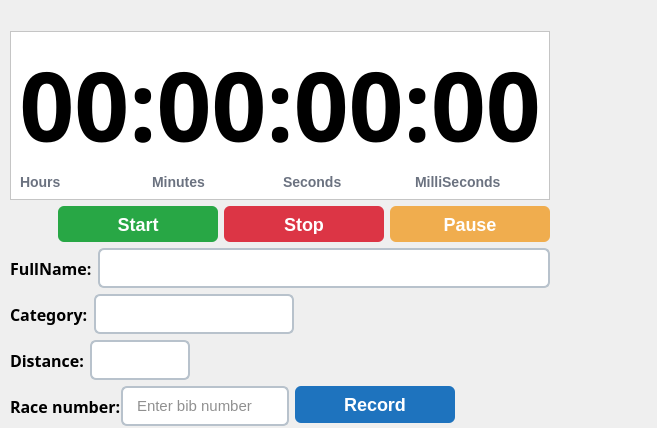
Old version of the form features/raceTimerFrontPage/raceTimerUi.ui in the repository MorlyBoyylanan/Fun_Run_Core_Application.
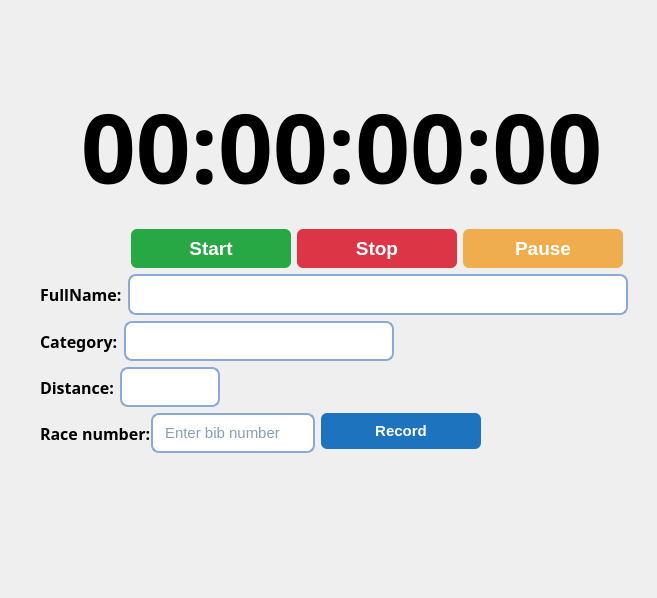
New version of the form.

What changed in the file:
```diff
--- a/features/raceTimerFrontPage/raceTimerUi.ui
+++ b/features/raceTimerFrontPage/raceTimerUi.ui
@@ -7,7 +7,7 @@
     <x>0</x>
     <y>0</y>
     <width>657</width>
-    <height>428</height>
+    <height>598</height>
    </rect>
   </property>
   <property name="font">
@@ -25,238 +25,32 @@
     border: 2px solid #B8C2CC;
     border-radius: 6px;
     padding: 8px 12px;
-    font-size: 15px;
 }
 
 QLineEdit:focus {
     border: 2px solid #1E73BE;
 }</string>
   </property>
-  <widget class="QWidget" name="">
+  <widget class="QWidget" name="layoutWidget">
    <property name="geometry">
     <rect>
-     <x>10</x>
-     <y>31</y>
-     <width>540</width>
-     <height>395</height>
+     <x>30</x>
+     <y>20</y>
+     <width>613</width>
+     <height>433</height>
     </rect>
    </property>
-   <layout class="QVBoxLayout" name="verticalLayout_2">
-    <item>
-     <widget class="QFrame" name="timerFrame">
-      <property name="sizePolicy">
-       <sizepolicy hsizetype="Minimum" vsizetype="Minimum">
-        <horstretch>0</horstretch>
-        <verstretch>0</verstretch>
-       </sizepolicy>
-      </property>
-      <property name="minimumSize">
-       <size>
-        <width>500</width>
-        <height>50</height>
-       </size>
-      </property>
-      <property name="styleSheet">
-       <string notr="true">background-color: rgb(255, 255, 255)</string>
-      </property>
-      <property name="frameShape">
-       <enum>QFrame::StyledPanel</enum>
-      </property>
-      <property name="frameShadow">
-       <enum>QFrame::Raised</enum>
-      </property>
-      <layout class="QVBoxLayout" name="verticalLayout">
-       <item>
-        <widget class="QLabel" name="timerLabel">
-         <property name="sizePolicy">
-          <sizepolicy hsizetype="Minimum" vsizetype="Minimum">
-           <horstretch>0</horstretch>
-           <verstretch>0</verstretch>
-          </sizepolicy>
-         </property>
-         <property name="minimumSize">
-          <size>
-           <width>518</width>
-           <height>107</height>
-          </size>
-         </property>
-         <property name="font">
-          <font>
-           <family>Arial Black</family>
-           <pointsize>72</pointsize>
-           <weight>75</weight>
-           <bold>true</bold>
-          </font>
-         </property>
-         <property name="styleSheet">
-          <string notr="true"/>
-         </property>
-         <property name="text">
-          <string>00:00:00:00</string>
-         </property>
-         <property name="alignment">
-          <set>Qt::AlignCenter</set>
-         </property>
-        </widget>
-       </item>
-       <item>
-        <layout class="QHBoxLayout" name="horizontalLayout_4">
-         <item>
-          <widget class="QLabel" name="label_2">
-           <property name="styleSheet">
-            <string notr="true">color: #6B7280;
-font-family: Arial;
-font-size: 14px;
-font-weight: bold;
-background-color: transparent;</string>
-           </property>
-           <property name="text">
-            <string>Hours</string>
-           </property>
-          </widget>
-         </item>
-         <item>
-          <widget class="QLabel" name="label_3">
-           <property name="styleSheet">
-            <string notr="true">color: #6B7280;
-font-family: Arial;
-font-size: 14px;
-font-weight: bold;
-background-color: transparent;</string>
-           </property>
-           <property name="text">
-            <string>Minutes</string>
-           </property>
-          </widget>
-         </item>
-         <item>
-          <widget class="QLabel" name="label_4">
-           <property name="styleSheet">
-            <string notr="true">color: #6B7280;
-font-family: Arial;
-font-size: 14px;
-font-weight: bold;
-background-color: transparent;</string>
-           </property>
-           <property name="text">
-            <string>Seconds</string>
-           </property>
-          </widget>
-         </item>
-         <item>
-          <widget class="QLabel" name="label_5">
-           <property name="styleSheet">
-            <string notr="true">color: #6B7280;
-font-family: Arial;
-font-size: 14px;
-font-weight: bold;
-background-color: transparent;</string>
-           </property>
-           <property name="text">
-            <string>MilliSeconds</string>
-           </property>
-          </widget>
-         </item>
-        </layout>
-       </item>
-      </layout>
-     </widget>
-    </item>
-    <item>
-     <layout class="QHBoxLayout" name="horizontalLayout">
-      <item>
-       <spacer name="horizontalSpacer">
-        <property name="orientation">
-         <enum>Qt::Horizontal</enum>
-        </property>
-        <property name="sizeHint" stdset="0">
-         <size>
-          <width>35</width>
-          <height>35</height>
-         </size>
-        </property>
-       </spacer>
-      </item>
-      <item>
-       <layout class="QHBoxLayout" name="horizontalLayout_3">
-        <item>
-         <widget class="QPushButton" name="startbtn">
-          <property name="styleSheet">
-           <string notr="true">QPushButton#startbtn {
-    background-color: #28A745;
-    color: white;
-    border: none;
-    border-radius: 6px;
-    padding: 8px 20px;
-	min-width: 120px;
-	min-height: 20px;
-	font-size: 18px;
-    font-weight: bold;
-}
-
-QPushButton#startbtn:hover {
-    background-color: #218838;
-}
-</string>
-          </property>
-          <property name="text">
-           <string>Start</string>
-          </property>
-         </widget>
-        </item>
-        <item>
-         <widget class="QPushButton" name="stopbtn">
-          <property name="styleSheet">
-           <string notr="true">QPushButton#stopbtn {
-    background-color: #DC3545;
-    color: white;
-    border: none;
-    border-radius: 6px;
-    padding: 8px 20px;
-  min-width: 120px;
-min-height: 20px;
-font-size: 18px;
-    font-weight: bold;
-}
-
-QPushButton#stopbtn:hover {
-    background-color: #C82333;
-}</string>
-          </property>
-          <property name="text">
-           <string>Stop</string>
-          </property>
-         </widget>
-        </item>
-        <item>
-         <widget class="QPushButton" name="pausebtn">
-          <property name="styleSheet">
-           <string notr="true">QPushButton#pausebtn {
-    background-color: #F0AD4E;
-    color: white;
-    border: none;
-    border-radius: 6px;
-    padding: 8px 20px;
-  min-width: 120px;
-min-height: 20px;
-font-size: 18px;
-    font-weight: bold;
-}
-
-QPushButton#pausebtn:hover {
-    background-color: #EC971F;
-}</string>
-          </property>
-          <property name="text">
-           <string>Pause</string>
-          </property>
-         </widget>
-        </item>
-       </layout>
-      </item>
-     </layout>
-    </item>
-    <item>
+   <layout class="QGridLayout" name="gridLayout">
+    <property name="leftMargin">
+     <number>10</number>
+    </property>
+    <property name="topMargin">
+     <number>50</number>
+    </property>
+    <property name="rightMargin">
+     <number>0</number>
+    </property>
+    <item row="2" column="0">
      <layout class="QFormLayout" name="formLayout_4">
       <item row="0" column="0" colspan="2">
        <layout class="QFormLayout" name="formLayout">
@@ -280,7 +74,7 @@
           <property name="minimumSize">
            <size>
             <width>300</width>
-            <height>0</height>
+            <height>40</height>
            </size>
           </property>
           <property name="maximumSize">
@@ -289,6 +83,30 @@
             <height>16777215</height>
            </size>
           </property>
+          <property name="font">
+           <font>
+            <family>Arial</family>
+            <pointsize>12</pointsize>
+           </font>
+          </property>
+          <property name="styleSheet">
+           <string notr="true">QLineEdit {
+    background-color: #FFFFFF;
+    color: #123B78;
+    border: 2px solid #8AA9D6;
+    border-radius: 8px;
+    padding-left: 10px;
+    padding-right: 10px;
+}
+
+QLineEdit:hover {
+    border: 2px solid #0647A8;
+}
+
+QLineEdit:focus {
+    border: 2px solid #0647A8;
+}</string>
+          </property>
           <property name="readOnly">
            <bool>true</bool>
           </property>
@@ -318,15 +136,39 @@
           <property name="minimumSize">
            <size>
             <width>150</width>
-            <height>0</height>
+            <height>40</height>
            </size>
           </property>
           <property name="maximumSize">
            <size>
-            <width>200</width>
+            <width>270</width>
             <height>16777215</height>
            </size>
           </property>
+          <property name="font">
+           <font>
+            <family>Arial</family>
+            <pointsize>11</pointsize>
+           </font>
+          </property>
+          <property name="styleSheet">
+           <string notr="true">QLineEdit {
+    background-color: #FFFFFF;
+    color: #123B78;
+    border: 2px solid #8AA9D6;
+    border-radius: 8px;
+    padding-left: 10px;
+    padding-right: 10px;
+}
+
+QLineEdit:hover {
+    border: 2px solid #0647A8;
+}
+
+QLineEdit:focus {
+    border: 2px solid #0647A8;
+}</string>
+          </property>
           <property name="readOnly">
            <bool>true</bool>
           </property>
@@ -356,7 +198,7 @@
           <property name="minimumSize">
            <size>
             <width>70</width>
-            <height>0</height>
+            <height>40</height>
            </size>
           </property>
           <property name="maximumSize">
@@ -365,6 +207,30 @@
             <height>16777215</height>
            </size>
           </property>
+          <property name="font">
+           <font>
+            <family>Arial</family>
+            <pointsize>11</pointsize>
+           </font>
+          </property>
+          <property name="styleSheet">
+           <string notr="true">QLineEdit {
+    background-color: #FFFFFF;
+    color: #123B78;
+    border: 2px solid #8AA9D6;
+    border-radius: 8px;
+    padding-left: 10px;
+    padding-right: 10px;
+}
+
+QLineEdit:hover {
+    border: 2px solid #0647A8;
+}
+
+QLineEdit:focus {
+    border: 2px solid #0647A8;
+}</string>
+          </property>
           <property name="readOnly">
            <bool>true</bool>
           </property>
@@ -403,15 +269,39 @@
           <property name="minimumSize">
            <size>
             <width>150</width>
-            <height>0</height>
+            <height>40</height>
            </size>
           </property>
           <property name="maximumSize">
            <size>
             <width>200</width>
-            <height>40</height>
+            <height>50</height>
            </size>
           </property>
+          <property name="font">
+           <font>
+            <family>Arial</family>
+            <pointsize>11</pointsize>
+           </font>
+          </property>
+          <property name="styleSheet">
+           <string notr="true">QLineEdit {
+    background-color: #FFFFFF;
+    color: #123B78;
+    border: 2px solid #8AA9D6;
+    border-radius: 8px;
+    padding-left: 10px;
+    padding-right: 10px;
+}
+
+QLineEdit:hover {
+    border: 2px solid #0647A8;
+}
+
+QLineEdit:focus {
+    border: 2px solid #0647A8;
+}</string>
+          </property>
           <property name="placeholderText">
            <string>Enter bib number</string>
           </property>
@@ -436,7 +326,7 @@
         <property name="font">
          <font>
           <family>Arial</family>
-          <pointsize>-1</pointsize>
+          <pointsize>11</pointsize>
           <weight>75</weight>
           <bold>true</bold>
          </font>
@@ -450,7 +340,6 @@
     padding: 8px 20px;
   	min-width: 120px;
 	min-height: 20px;
-	font-size: 18px;
     font-weight: bold;
 }
 
@@ -465,6 +354,179 @@
       </item>
      </layout>
     </item>
+    <item row="1" column="0">
+     <layout class="QHBoxLayout" name="horizontalLayout">
+      <property name="rightMargin">
+       <number>20</number>
+      </property>
+      <item>
+       <spacer name="horizontalSpacer">
+        <property name="orientation">
+         <enum>Qt::Horizontal</enum>
+        </property>
+        <property name="sizeHint" stdset="0">
+         <size>
+          <width>35</width>
+          <height>35</height>
+         </size>
+        </property>
+       </spacer>
+      </item>
+      <item>
+       <layout class="QHBoxLayout" name="horizontalLayout_3">
+        <item>
+         <widget class="QPushButton" name="startbtn">
+          <property name="font">
+           <font>
+            <family>Arial</family>
+            <pointsize>14</pointsize>
+            <weight>75</weight>
+            <bold>true</bold>
+           </font>
+          </property>
+          <property name="styleSheet">
+           <string notr="true">QPushButton#startbtn {
+    background-color: #28A745;
+    color: white;
+    border: none;
+    border-radius: 6px;
+    padding: 8px 20px;
+	min-width: 120px;
+	min-height: 20px;
+    font-weight: bold;
+}
+
+QPushButton#startbtn:hover {
+    background-color: #218838;
+}
+</string>
+          </property>
+          <property name="text">
+           <string>Start</string>
+          </property>
+         </widget>
+        </item>
+        <item>
+         <widget class="QPushButton" name="stopbtn">
+          <property name="font">
+           <font>
+            <family>Arial</family>
+            <pointsize>14</pointsize>
+            <weight>75</weight>
+            <bold>true</bold>
+           </font>
+          </property>
+          <property name="styleSheet">
+           <string notr="true">QPushButton#stopbtn {
+    background-color: #DC3545;
+    color: white;
+    border: none;
+    border-radius: 6px;
+    padding: 8px 20px;
+  min-width: 120px;
+min-height: 20px;
+    font-weight: bold;
+}
+
+QPushButton#stopbtn:hover {
+    background-color: #C82333;
+}</string>
+          </property>
+          <property name="text">
+           <string>Stop</string>
+          </property>
+         </widget>
+        </item>
+        <item>
+         <widget class="QPushButton" name="pausebtn">
+          <property name="font">
+           <font>
+            <pointsize>14</pointsize>
+            <weight>75</weight>
+            <bold>true</bold>
+           </font>
+          </property>
+          <property name="styleSheet">
+           <string notr="true">QPushButton#pausebtn {
+    background-color: #F0AD4E;
+    color: white;
+    border: none;
+    border-radius: 6px;
+    padding: 8px 20px;
+  min-width: 120px;
+min-height: 20px;
+    font-weight: bold;
+}
+
+QPushButton#pausebtn:hover {
+    background-color: #EC971F;
+}</string>
+          </property>
+          <property name="text">
+           <string>Pause</string>
+          </property>
+         </widget>
+        </item>
+       </layout>
+      </item>
+     </layout>
+    </item>
+    <item row="0" column="0">
+     <layout class="QVBoxLayout" name="verticalLayout">
+      <item>
+       <widget class="QLabel" name="timerLabel">
+        <property name="sizePolicy">
+         <sizepolicy hsizetype="Minimum" vsizetype="Minimum">
+          <horstretch>0</horstretch>
+          <verstretch>0</verstretch>
+         </sizepolicy>
+        </property>
+        <property name="minimumSize">
+         <size>
+          <width>518</width>
+          <height>107</height>
+         </size>
+        </property>
+        <property name="font">
+         <font>
+          <family>Arial Black</family>
+          <pointsize>72</pointsize>
+          <weight>75</weight>
+          <bold>true</bold>
+         </font>
+        </property>
+        <property name="styleSheet">
+         <string notr="true"/>
+        </property>
+        <property name="text">
+         <string>00:00:00:00</string>
+        </property>
+        <property name="alignment">
+         <set>Qt::AlignCenter</set>
+        </property>
+        <property name="margin">
+         <number>10</number>
+        </property>
+       </widget>
+      </item>
+      <item>
+       <layout class="QHBoxLayout" name="horizontalLayout_4">
+        <property name="spacing">
+         <number>0</number>
+        </property>
+        <property name="leftMargin">
+         <number>50</number>
+        </property>
+        <property name="rightMargin">
+         <number>50</number>
+        </property>
+        <property name="bottomMargin">
+         <number>0</number>
+        </property>
+       </layout>
+      </item>
+     </layout>
+    </item>
    </layout>
   </widget>
  </widget>
```
Left out of the diff: 4 changed lines with no effect on the pictures.
